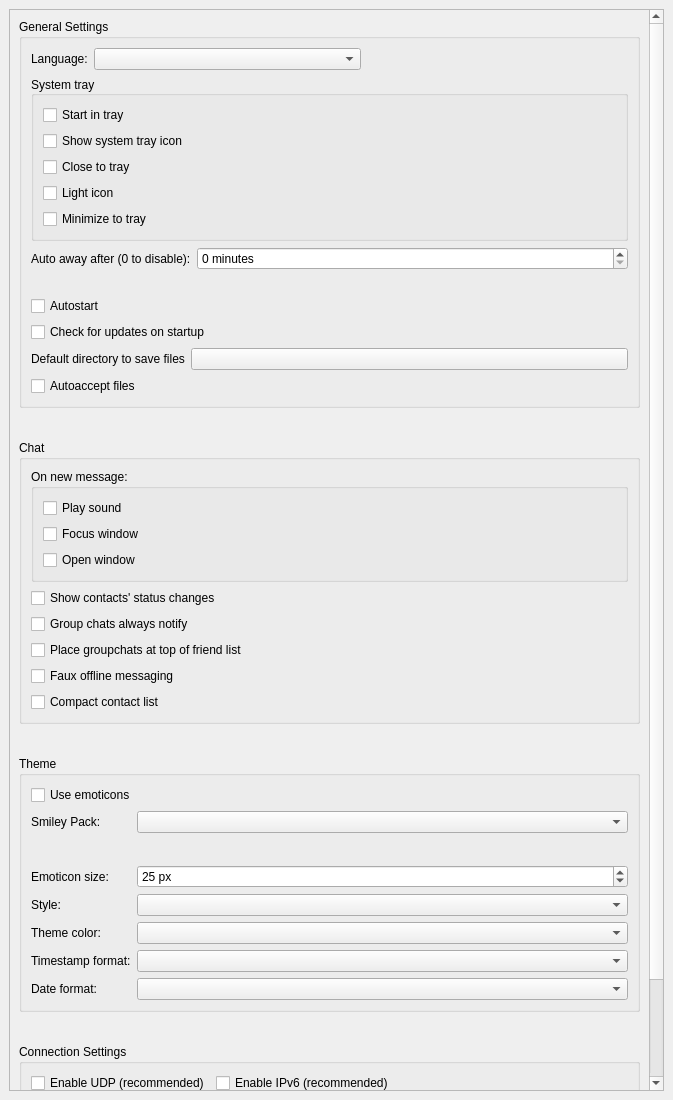
Before: the Qt Designer form src/widget/form/settings/generalsettings.ui in qTox/qTox, drawn with Qt 5.
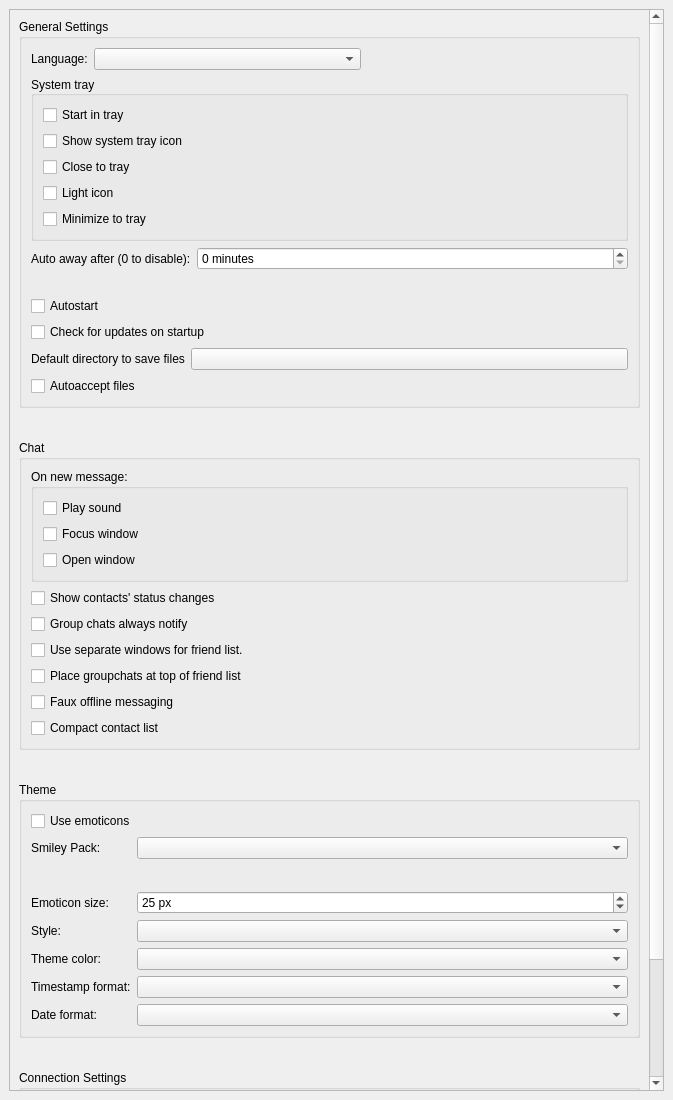
After: the same form once the commit is applied. Custom widgets are drawn as their Qt base class.

Commit message: Multi-window capabilities for all chats and menus

Diff of the .ui file:
```diff
--- a/src/widget/form/settings/generalsettings.ui
+++ b/src/widget/form/settings/generalsettings.ui
@@ -374,6 +374,13 @@
             </property>
            </widget>
           </item>
+          <item>
+           <widget class="QCheckBox" name="cbSeparateWindow">
+            <property name="text">
+             <string>Use separate windows for friend list.</string>
+            </property>
+           </widget>
+          </item>
           <item>
            <widget class="QCheckBox" name="cbGroupchatPosition">
             <property name="toolTip">
```
The commit also changes 27 other files.
